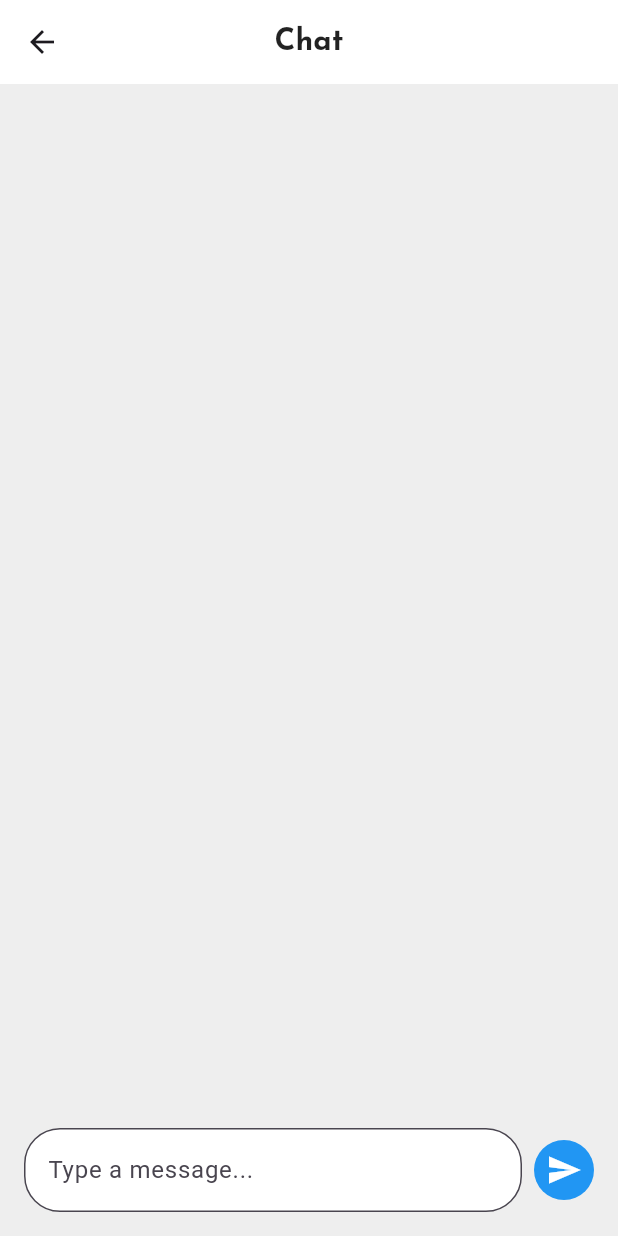
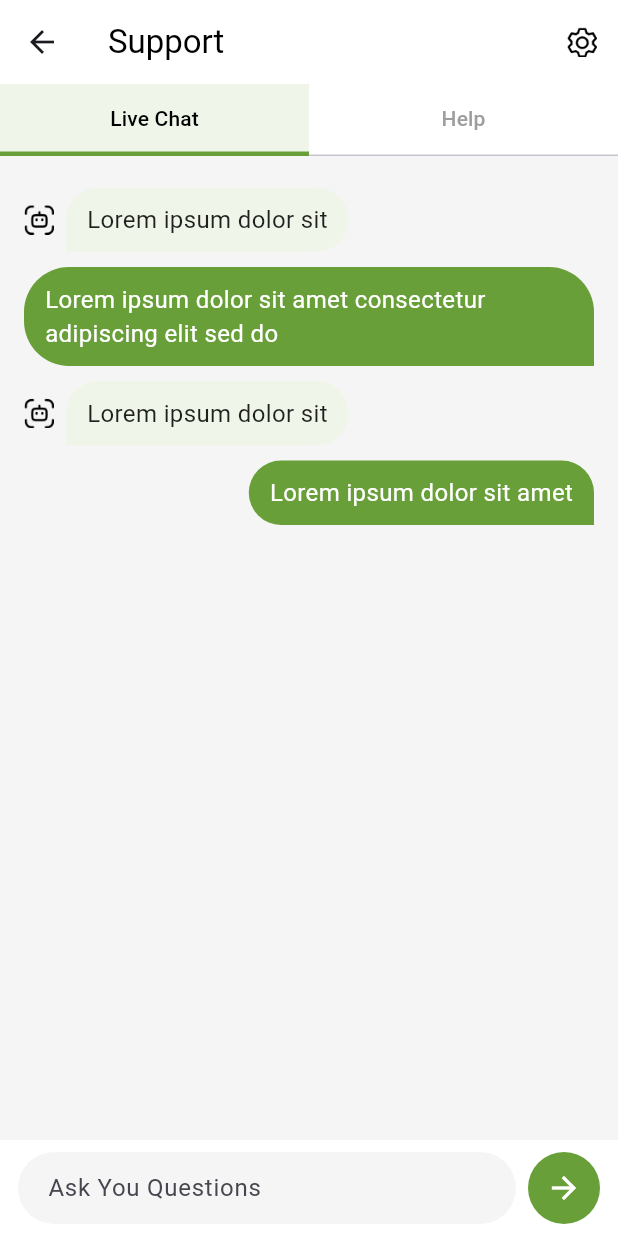
Before and after one commit to Danish9111/fasting, a Flutter app: the ChatScreen screen opened directly, on a phone screen of 412 x 824 dp. Run offline on Flutter 3.47's test engine with Material 3 defaults, Android fonts, the phone set to English and light mode, and no system bars; our stand-ins replace calendar_date_picker2, carousel_slider, flutter_riverpod, google_fonts.

Commit message:
feat(chat): implement live chat screen with message bubbles and input
Refactor `ChatScreen` to support live chat functionality with message bubbles and an input field.
- Introduced `Message` class to manage message data.
- Implemented `_sendMessage` to add new messages to the list.
- Redesigned UI with `TabBar` for 'Live Chat' and 'Help' sections.
- Created `_buildMessageBubble` and `_buildMessageInputField` widgets for modularity.
- Updated `MealPlanScreen` to navigate to the new `ChatScreen`.
- Adjusted calendar dialog padding and color in `CustomCalendar`.

```diff
--- a/lib/screens/chat_screen.dart
+++ b/lib/screens/chat_screen.dart
@@ -1,98 +1,189 @@
+// lib/chat_screen.dart
+
 import 'package:flutter/material.dart';
-import 'package:fasting/utils/custom_text.dart';
+
+// A simple class to hold message data
+class Message {
+  final String text;
+  final bool isSentByMe;
+
+  Message({required this.text, required this.isSentByMe});
+}
 
 class ChatScreen extends StatefulWidget {
   const ChatScreen({super.key});
 
   @override
-  _ChatScreenState createState() => _ChatScreenState();
+  State<ChatScreen> createState() => _ChatScreenState();
 }
 
 class _ChatScreenState extends State<ChatScreen> {
-  final List<String> _messages = [];
   final TextEditingController _controller = TextEditingController();
 
+  // Messages are stored in a simple list in memory
+  final List<Message> _messages = [
+    Message(text: 'Lorem ipsum dolor sit', isSentByMe: false),
+    Message(
+      text: 'Lorem ipsum dolor sit amet consectetur adipiscing elit sed do',
+      isSentByMe: true,
+    ),
+    Message(text: 'Lorem ipsum dolor sit', isSentByMe: false),
+    Message(text: 'Lorem ipsum dolor sit amet', isSentByMe: true),
+  ];
+
   void _sendMessage() {
-    if (_controller.text.isNotEmpty) {
+    final text = _controller.text.trim();
+    if (text.isNotEmpty) {
+      // Add the new message to the list and update the UI
       setState(() {
-        _messages.add(_controller.text);
+        _messages.add(Message(text: text, isSentByMe: true));
+      });
       _controller.clear();
-      });
     }
   }
 
   @override
   Widget build(BuildContext context) {
-    return Scaffold(
-      backgroundColor: Colors.grey.shade200,
+    const Color lightGreen = Color(0xFFEFF6E9);
+    const Color darkGreen = Color(0xFF689F38);
+
+    return DefaultTabController(
+      length: 2,
+      child: Scaffold(
+        backgroundColor: Colors.grey.shade100,
         appBar: AppBar(
-        surfaceTintColor: Colors.transparent,
           backgroundColor: Colors.white,
-        elevation: 0,
-        title: const AppText(
-          'Chat',
-          size: 20,
-          weight: FontWeight.bold,
-          color: Colors.black87,
+          title: const Text('Support', style: TextStyle(color: Colors.black)),
+          actions: [
+            IconButton(
+              icon: Image.asset('assets/icons/settings.png', height: 20),
+              onPressed: () {},
             ),
-        centerTitle: true,
+          ],
+          bottom: TabBar(
+            labelColor: Colors.black,
+            unselectedLabelColor: Colors.grey,
+            indicatorSize: TabBarIndicatorSize.tab,
+            indicator: BoxDecoration(
+              color: lightGreen,
+              border: Border(bottom: BorderSide(color: darkGreen, width: 3.0)),
             ),
-      body: Column(
+            tabs: const [
+              Tab(text: 'Live Chat'),
+              Tab(text: 'Help'),
+            ],
+          ),
+        ),
+        body: TabBarView(
+          children: [
+            // Live Chat Tab
+            Column(
               children: [
                 Expanded(
                   child: ListView.builder(
+                    padding: const EdgeInsets.all(16.0),
                     itemCount: _messages.length,
                     itemBuilder: (context, index) {
-                return Padding(
-                  padding: const EdgeInsets.symmetric(
-                    horizontal: 16.0,
-                    vertical: 8.0,
-                  ),
-                  child: Align(
-                    alignment: Alignment.centerRight,
-                    child: Container(
-                      padding: const EdgeInsets.all(12.0),
-                      decoration: BoxDecoration(
-                        color: Colors.blue,
-                        borderRadius: BorderRadius.circular(16.0),
-                      ),
-                      child: AppText(
-                        _messages[index],
-                        size: 16,
-                        color: Colors.white,
-                      ),
-                    ),
-                  ),
+                      final message = _messages[index];
+                      return _buildMessageBubble(
+                        message,
+                        lightGreen,
+                        darkGreen,
                       );
                     },
                   ),
                 ),
-          Padding(
-            padding: const EdgeInsets.all(16.0),
+                _buildMessageInputField(darkGreen),
+              ],
+            ),
+            // Help Tab (Placeholder)
+            const Center(child: Text('Help Section')),
+          ],
+        ),
+      ),
+    );
+  }
+
+  Widget _buildMessageBubble(
+    Message message,
+    Color lightGreen,
+    Color darkGreen,
+  ) {
+    final isMyMessage = message.isSentByMe;
+    final bubbleColor = isMyMessage ? darkGreen : lightGreen;
+    final textColor = isMyMessage ? Colors.white : Colors.black87;
+
+    return Container(
+      margin: const EdgeInsets.symmetric(vertical: 5.0),
+      child: Row(
+        mainAxisAlignment: isMyMessage
+            ? MainAxisAlignment.end
+            : MainAxisAlignment.start,
+        children: [
+          if (!isMyMessage) ...[
+            Image.asset('assets/icons/chatBot.png', height: 20, width: 20),
+            const SizedBox(width: 8),
+          ],
+          Flexible(
+            child: Container(
+              padding: const EdgeInsets.symmetric(
+                horizontal: 14.0,
+                vertical: 10.0,
+              ),
+              decoration: BoxDecoration(
+                color: bubbleColor,
+                borderRadius: BorderRadius.only(
+                  topLeft: const Radius.circular(30),
+                  topRight: const Radius.circular(30.0),
+                  bottomLeft: Radius.circular(isMyMessage ? 30.0 : 0.0),
+                  bottomRight: Radius.circular(isMyMessage ? 0.0 : 30.0),
+                ),
+              ),
+              child: Text(
+                message.text,
+                style: TextStyle(color: textColor, fontSize: 16),
+              ),
+            ),
+          ),
+        ],
+      ),
+    );
+  }
+
+  Widget _buildMessageInputField(Color darkGreen) {
+    return Container(
+      padding: const EdgeInsets.symmetric(horizontal: 12.0, vertical: 8.0),
+      color: Colors.white,
       child: Row(
         children: [
           Expanded(
             child: TextField(
               controller: _controller,
               decoration: InputDecoration(
-                      hintText: 'Type a message...',
+                hintText: 'Ask You Questions',
+                filled: true,
+                fillColor: Colors.grey[100],
+                contentPadding: const EdgeInsets.symmetric(
+                  horizontal: 16.0,
+                  vertical: 10.0,
+                ),
                 border: OutlineInputBorder(
-                        borderRadius: BorderRadius.circular(24.0),
+                  borderRadius: BorderRadius.circular(30.0),
+                  borderSide: BorderSide.none,
                 ),
-                      filled: true,
-                      fillColor: Colors.white,
               ),
             ),
           ),
           const SizedBox(width: 8.0),
-                CircleAvatar(
-                  backgroundColor: Colors.blue,
-                  child: IconButton(
-                    icon: const Icon(Icons.send, color: Colors.white),
-                    onPressed: _sendMessage,
+          GestureDetector(
+            onTap: _sendMessage,
+            child: Container(
+              padding: const EdgeInsets.all(12.0),
+              decoration: BoxDecoration(
+                color: darkGreen,
+                shape: BoxShape.circle,
               ),
-                ),
-              ],
+              child: const Icon(Icons.arrow_forward, color: Colors.white),
             ),
           ),
         ],
--- a/lib/screens/meal_plan_screen.dart
+++ b/lib/screens/meal_plan_screen.dart
@@ -6,6 +6,7 @@ import 'package:fasting/widgets/meal_timer.dart';
 import 'package:fasting/widgets/meal_type_selector.dart';
 import 'package:fasting/utils/custom_text.dart';
 import 'package:fasting/screens/custom_meal_plan_screen.dart';
+import 'package:fasting/screens/chat_screen.dart';
 
 class MealPlanScreen extends StatelessWidget {
   const MealPlanScreen({super.key});
@@ -203,12 +204,10 @@ Widget _buttons(context) {
               ),
               splashColor: Colors.white24,
               onTap: () {
-                // Navigator.push(
-                //   context,
-                //   MaterialPageRoute(
-                //     builder: (context) => const DashboardPage(),
-                //   ),
-                // );
+                Navigator.push(
+                  context,
+                  MaterialPageRoute(builder: (context) => const ChatScreen()),
+                );
               },
               child: SizedBox.expand(
                 child: Row(
--- a/lib/widgets/custom_calender.dart
+++ b/lib/widgets/custom_calender.dart
@@ -35,7 +35,7 @@ class CustomDateRangePicker {
               child: SizedBox(
                 width: 500,
                 child: Padding(
-                  padding: const EdgeInsets.all(20), // 👈 space inside dialog
+                  padding: const EdgeInsets.all(0), // 👈 space inside dialog
                   child: _DateRangePickerContent(),
                 ),
               ),
@@ -72,8 +72,12 @@ class _DateRangePickerContentState extends State<_DateRangePickerContent> {
           crossAxisAlignment: CrossAxisAlignment.start,
           children: [
             // Tabs (Daily / Weekly / Monthly)
-            Column(
-              mainAxisAlignment: MainAxisAlignment.spaceBetween,
+            SizedBox(
+              height: 360,
+              child: Padding(
+                padding: EdgeInsets.only(left: 10, top: 10),
+                child: Column(
+                  // mainAxisAlignment: MainAxisAlignment.spaceBetween,
                   crossAxisAlignment: CrossAxisAlignment.start,
                   // mainAxisAlignment: MainAxisAlignment.start,
                   children: [
@@ -88,15 +92,33 @@ class _DateRangePickerContentState extends State<_DateRangePickerContent> {
                               // fontWeight: FontWeight.bold,
                               fontSize: 15,
                               color: _selectedView == view
-                              ? Colors.green
+                                  ? AppColors.green
                                   : Colors.grey[600],
                             ),
                           ),
                         ),
                       ),
+                    // SizedBox(height: 125),
+                    // Spacer(),
+
+                    // SizedBox(
+                    //   height: 50,
+                    //   // alignment: Alignment.bottomLeft,
+                    //   child: TextButton(
+                    //     onPressed: () {
+                    //       setState(() => _selectedDates = []);
+                    //     },
+                    //     child: const Text(
+                    //       "Reset",
+                    //       style: TextStyle(color: AppColors.green),
+                    //     ),
+                    //   ),
+                    // ),
                   ],
                 ),
-            const SizedBox(height: 12),
+              ),
+            ),
+            // const SizedBox(height: 12),
 
             // Calendar
             Expanded(
@@ -167,7 +189,7 @@ class _DateRangePickerContentState extends State<_DateRangePickerContent> {
                                       height: 35,
                                       width: double.infinity,
                                       decoration: BoxDecoration(
-                                        color: AppColors.green.withOpacity(0.3),
+                                        color: AppColors.lightGreen,
                                         borderRadius: BorderRadius.horizontal(
                                           left: isStart
                                               ? const Radius.circular(20)
@@ -218,9 +240,6 @@ class _DateRangePickerContentState extends State<_DateRangePickerContent> {
           ],
         ),
 
-        // Reset Button
-        const SizedBox(height: 12),
-
         // Action Buttons
         Row(
           mainAxisAlignment: MainAxisAlignment.spaceBetween,
@@ -237,7 +256,10 @@ class _DateRangePickerContentState extends State<_DateRangePickerContent> {
                 ),
               ),
             ),
-            Row(
+            // Container(),
+            Padding(
+              padding: EdgeInsets.all(10),
+              child: Row(
                 children: [
                   TextButton(
                     onPressed: () => Navigator.pop(context),
@@ -255,6 +277,7 @@ class _DateRangePickerContentState extends State<_DateRangePickerContent> {
                   ),
                 ],
               ),
+            ),
           ],
         ),
       ],
```
Also changed, not shown: assets/icons/chatBot.png (added). Lines whose indentation alone changed are shown as unchanged.
